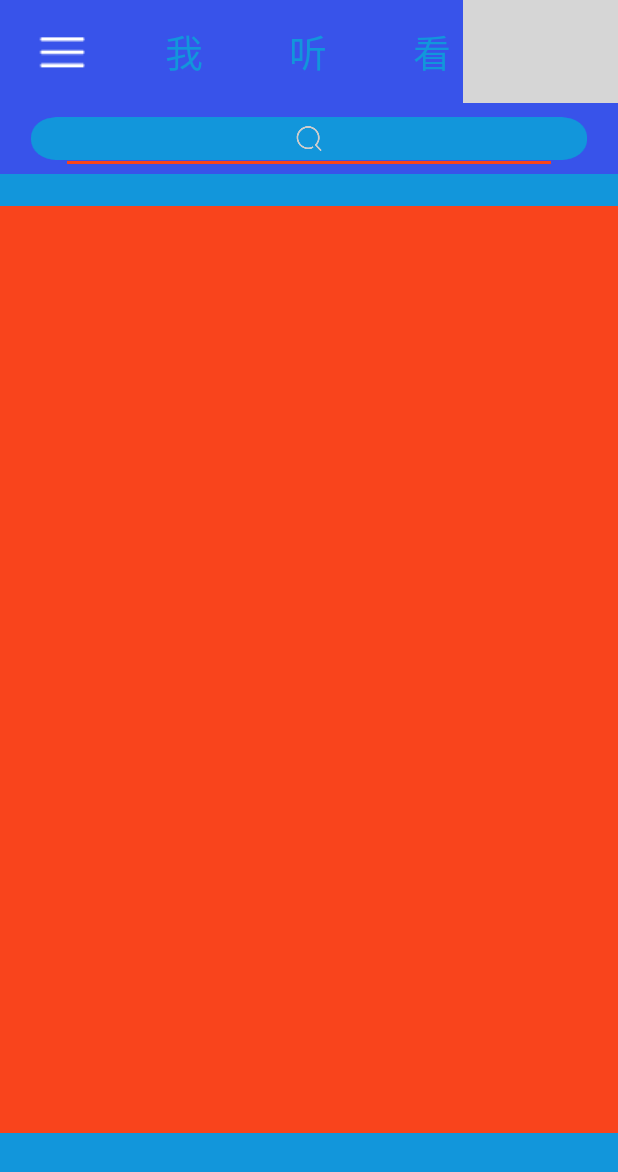
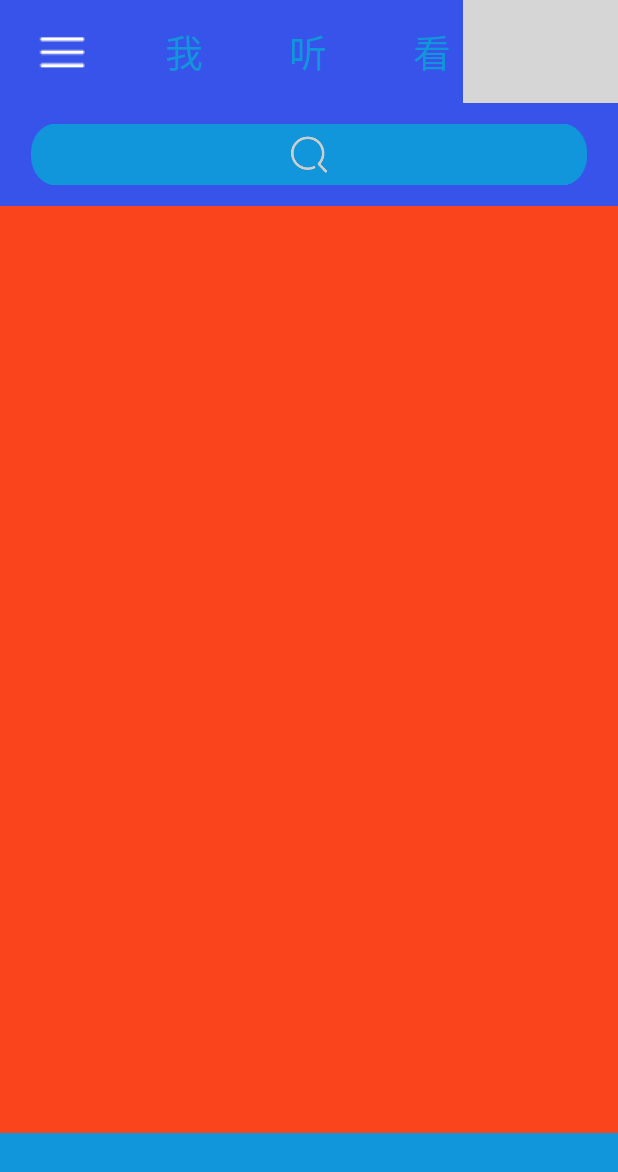
Before and after one commit to 1343411539/KuGou, an Android app: the screen it shows after launch (MainActivity), on a phone screen of 412 x 824 dp. Shown: the top 1172 px of the screen. Run offline under Robolectric (Android 15) with nearby library versions, the light colour scheme and no system bars; 3 statements that could not run were skipped; grey boxes are pictures that could not be loaded.

Commit message:
禹清龙

```diff
--- a/app/build.gradle
+++ b/app/build.gradle
@@ -27,4 +27,5 @@ dependencies {
     testCompile 'junit:junit:4.12'
     compile 'com.android.support:appcompat-v7:26.0.0-alpha1'
     compile 'com.android.support:design:26.0.0-alpha1'
+    compile 'com.google.android.gms:play-services-appindexing:8.4.0'
 }
--- a/app/src/main/AndroidManifest.xml
+++ b/app/src/main/AndroidManifest.xml
@@ -15,7 +15,11 @@
                 <category android:name="android.intent.category.LAUNCHER" />
             </intent-filter>
         </activity>
-        <activity android:name=".SettingActivity"></activity>
+        <activity android:name=".SettingActivity"></activity><!-- ATTENTION: This was auto-generated to add Google Play services to your project for
+     App Indexing.  See https://g.co/AppIndexing/AndroidStudio for more information. -->
+        <meta-data
+            android:name="com.google.android.gms.version"
+            android:value="@integer/google_play_services_version" />
     </application>
 
 </manifest>
--- a/app/src/main/java/android/hhh/com/kugou/MainActivity.java
+++ b/app/src/main/java/android/hhh/com/kugou/MainActivity.java
@@ -1,5 +1,6 @@
 package android.hhh.com.kugou;
 
+import android.net.Uri;
 import android.support.v4.app.Fragment;
 import android.support.v4.app.FragmentManager;
 import android.support.v4.app.FragmentPagerAdapter;
@@ -8,50 +9,111 @@ import android.support.v7.app.ActionBar;
 import android.support.v7.app.AppCompatActivity;
 import android.os.Bundle;
 import android.util.DisplayMetrics;
+import android.view.View;
+import android.widget.FrameLayout;
+import android.widget.ImageView;
 import android.widget.LinearLayout;
 import android.widget.TextView;
+
+import com.google.android.gms.appindexing.Action;
+import com.google.android.gms.appindexing.AppIndex;
+import com.google.android.gms.appindexing.Thing;
+import com.google.android.gms.common.api.GoogleApiClient;
 
 import java.util.ArrayList;
 import java.util.List;
 
 public class MainActivity extends AppCompatActivity {
     private LinearLayout menuLayout;
-    private LinearLayout searchLayout;
+    private FrameLayout searchLayout;
     private List<Fragment> fragmentList;
+    private ImageView serachImage;
+    /**
+     * ATTENTION: This was auto-generated to implement the App Indexing API.
+     * See https://g.co/AppIndexing/AndroidStudio for more information.
+     */
+    private GoogleApiClient client;
 
     @Override
     protected void onCreate(Bundle savedInstanceState) {
         super.onCreate(savedInstanceState);
         setContentView(R.layout.activity_main);
         //动态设置 menuLayout和searchLayout 的大小
-        DisplayMetrics dm=getResources().getDisplayMetrics();
-        int screenWidth=dm.widthPixels;
-        int screenHeight=dm.heightPixels;
-        menuLayout=(LinearLayout)findViewById(R.id.menu_layout);
-        searchLayout=(LinearLayout)findViewById(R.id.search_layout);
-        LinearLayout.LayoutParams params=new LinearLayout.LayoutParams(screenWidth,screenHeight/12);
+        DisplayMetrics dm = getResources().getDisplayMetrics();
+        int screenWidth = dm.widthPixels;
+        int screenHeight = dm.heightPixels;
+        menuLayout = (LinearLayout) findViewById(R.id.menu_layout);
+        searchLayout = (FrameLayout) findViewById(R.id.search_layout);
+        serachImage = (ImageView) findViewById(R.id.search_image);
+        LinearLayout.LayoutParams params = new LinearLayout.LayoutParams(screenWidth, screenHeight / 12);
         menuLayout.setLayoutParams(params);
         searchLayout.setLayoutParams(params);
         //构造适配器
-        List<Fragment> fragments= new ArrayList<Fragment>();
+        List<Fragment> fragments = new ArrayList<Fragment>();
         fragments.add(new me_Fragment());
         fragments.add(new listen_Fragment());
         fragments.add(new look_Fragment());
-        FragAdapter adapter=new FragAdapter(getSupportFragmentManager(),fragments);
-        ViewPager vp=(ViewPager)findViewById(R.id.viewpager);
+        FragAdapter adapter = new FragAdapter(getSupportFragmentManager(), fragments);
+        ViewPager vp = (ViewPager) findViewById(R.id.viewpager);
         vp.setAdapter(adapter);
+        // ATTENTION: This was auto-generated to implement the App Indexing API.
+        // See https://g.co/AppIndexing/AndroidStudio for more information.
+        client = new GoogleApiClient.Builder(this).addApi(AppIndex.API).build();
     }
+
+    public void search_click(View view) {
+        serachImage.setVisibility(View.INVISIBLE);
+    }
+
+    /**
+     * ATTENTION: This was auto-generated to implement the App Indexing API.
+     * See https://g.co/AppIndexing/AndroidStudio for more information.
+     */
+    public Action getIndexApiAction() {
+        Thing object = new Thing.Builder()
+                .setName("Main Page") // TODO: Define a title for the content shown.
+                // TODO: Make sure this auto-generated URL is correct.
+                .setUrl(Uri.parse("http://[ENTER-YOUR-URL-HERE]"))
+                .build();
+        return new Action.Builder(Action.TYPE_VIEW)
+                .setObject(object)
+                .setActionStatus(Action.STATUS_TYPE_COMPLETED)
+                .build();
+    }
+
+    @Override
+    public void onStart() {
+        super.onStart();
+
+        // ATTENTION: This was auto-generated to implement the App Indexing API.
+        // See https://g.co/AppIndexing/AndroidStudio for more information.
+        client.connect();
+        AppIndex.AppIndexApi.start(client, getIndexApiAction());
+    }
+
+    @Override
+    public void onStop() {
+        super.onStop();
+
+        // ATTENTION: This was auto-generated to implement the App Indexing API.
+        // See https://g.co/AppIndexing/AndroidStudio for more information.
+        AppIndex.AppIndexApi.end(client, getIndexApiAction());
+        client.disconnect();
+    }
+
     public class FragAdapter extends FragmentPagerAdapter {
-        public FragAdapter(FragmentManager fm, List<Fragment> fragments){
+        public FragAdapter(FragmentManager fm, List<Fragment> fragments) {
             super(fm);
-            fragmentList=fragments;
+            fragmentList = fragments;
         }
+
         @Override
-        public Fragment getItem(int arg0){
+        public Fragment getItem(int arg0) {
             return fragmentList.get(arg0);
         }
+
         @Override
-        public int getCount(){
+        public int getCount() {
             return fragmentList.size();
         }
     }
--- a/app/src/main/res/layout/activity_main.xml
+++ b/app/src/main/res/layout/activity_main.xml
@@ -79,6 +79,7 @@
                 android:scaleX="0.9"
                 android:scaleY="0.6"/>
             <ImageView
+                android:id="@+id/search_image"
                 android:layout_width="match_parent"
                 android:layout_height="match_parent"
                 android:src="@drawable/ic_sou_suo"
@@ -88,9 +89,12 @@
                 android:layout_width="match_parent"
                 android:layout_height="match_parent"
                 android:scaleX="0.8"
-                android:gravity="center"
-                android:imeOptions="actionDone"
+                android:scaleY="0.8"
+                android:cursorVisible="false"
                 android:inputType="text"
+                android:textColor="@color/colorWhite"
+                android:onClick="search_click"
+                android:background="@null"
                 android:maxLines="1"
                 ></EditText>
         </FrameLayout>
--- a/app/src/main/res/values/colors.xml
+++ b/app/src/main/res/values/colors.xml
@@ -4,4 +4,5 @@
     <color name="colorPrimaryDark">#3853ea</color>
     <color name="colorAccent">#f9441c</color>
     <color name="colorBigRed">#ff0202</color>
+    <color name="colorWhite">#ffffff</color>
 </resources>
```
